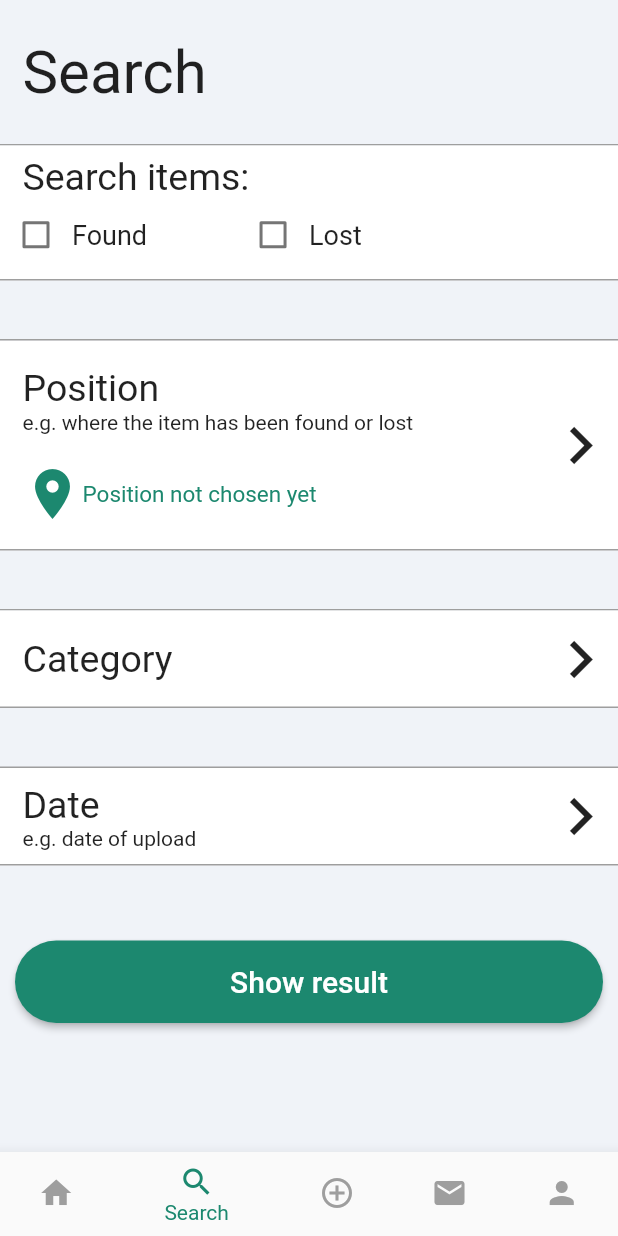
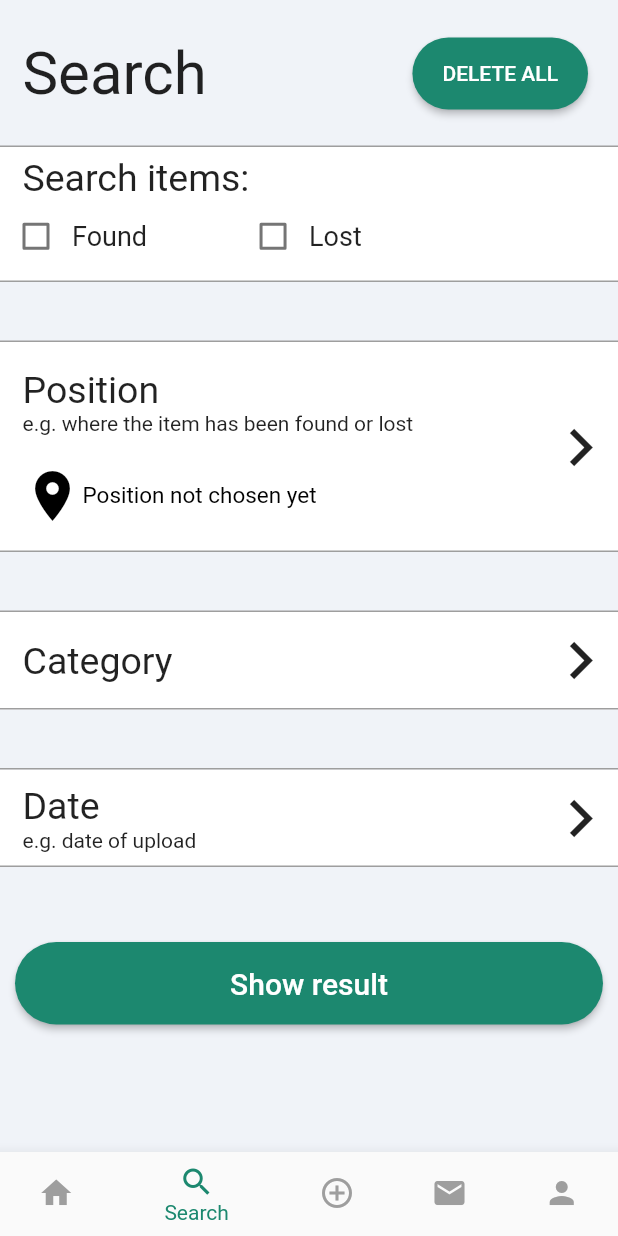
Before and after one commit to alecava41/LostAndFound-app, a Flutter app: the HomeScreen screen opened by its route, item 2 of the bottom bar chosen, after a tap on "Date", on a phone screen of 412 x 824 dp. Run offline on Flutter 3.47's test engine with Material 2 defaults, Android fonts, the phone set to English and light mode, and no system bars; our stand-ins replace bloc, connectivity, dartz, dio, equatable, flutter_bloc and 11 more; missing offline and left inert: dio_http_formatter, flutter_map_animations; accounts and stored records are empty; generated files the repository leaves out were written again; statements that could not run were skipped.

Commit message:
filter screen and code refactor

```diff
--- a/lib/config/route_generator.dart
+++ b/lib/config/route_generator.dart
@@ -1,14 +1,10 @@
 import 'package:flutter/material.dart';
-import 'package:lost_and_found/screens/found_user_item.dart';
 import 'package:lost_and_found/screens/home.dart';
 import 'package:lost_and_found/screens/inbox.dart';
 import 'package:lost_and_found/screens/insert_item.dart';
-
 import 'package:lost_and_found/features/authentication/presentation/pages/register.dart';
 import 'package:lost_and_found/screens/login.dart';
-import 'package:lost_and_found/screens/search_result.dart';
-import 'package:lost_and_found/screens/select_position.dart';
-import 'package:lost_and_found/screens/tutorial.dart';
+
 
 class RouteGenerator {
   static Route<dynamic> generateRoute(RouteSettings settings) {
@@ -17,7 +13,8 @@ class RouteGenerator {
 
     switch (settings.name) {
       case '/':
-        return MaterialPageRoute(builder: (_) => const InfoScreen()); // TODO: just for testing
+        return MaterialPageRoute(
+            builder: (_) => HomeScreen()); // TODO: just for testing
       case '/register':
         return MaterialPageRoute(builder: (_) => const RegisterScreen());
       case '/login':
--- a/lib/screens/pages/search_page.dart
+++ b/lib/screens/pages/search_page.dart
@@ -1,23 +1,26 @@
 import 'package:flutter/material.dart';
-import 'package:flutter_holo_date_picker/flutter_holo_date_picker.dart';
 import 'package:latlong2/latlong.dart';
 import 'package:lost_and_found/utils/colors.dart';
 import 'package:lost_and_found/widgets/check_boxes_form.dart';
+import 'package:lost_and_found/widgets/large_green_button.dart';
 import 'package:lost_and_found/widgets/select_category_form.dart';
 import 'package:lost_and_found/widgets/select_date_form.dart';
 import 'package:lost_and_found/widgets/select_position_button.dart';
+
+import '../../utils/utility.dart';
 
 class SearchScreenPage extends StatelessWidget {
   final bool foundChecked;
   final bool lostChecked;
   final String address;
   final String category;
-  final String date;
+  final DateTime? date;
   final ValueChanged<bool?>? onFoundCheckedChanged;
   final ValueChanged<bool?>? onLostCheckedChanged;
   final ValueChanged<DateTime?> onDataPicked;
   final ValueChanged<String> onSelectCategory;
   final ValueChanged<LatLng> onSelectPosition;
+  final VoidCallback onDeleteAllPressed;
 
   const SearchScreenPage({
     super.key,
@@ -30,43 +33,45 @@ class SearchScreenPage extends StatelessWidget {
     required this.onLostCheckedChanged,
     required this.onDataPicked,
     required this.onSelectPosition,
-    required this.onSelectCategory
+    required this.onSelectCategory,
+    required this.onDeleteAllPressed,
   });
 
   @override
   Widget build(BuildContext context) {
-    var showResultsButton = Row(
-      mainAxisSize: MainAxisSize.max,
-      children: [
-        Expanded(
-          child: Padding(
-            padding: const EdgeInsets.all(10.0),
-            child: ElevatedButton(
+    var showResultsButton = PersonalizedLargeGreenButton(
       onPressed: () => {print("Results")},
-              style: ElevatedButton.styleFrom(
-                backgroundColor: PersonalizedColor.mainColor,
-                shape: const StadiumBorder(),
-                padding: const EdgeInsets.symmetric(vertical: 16),
-              ),
-              child: const Text(
+      text: const Text(
         "Show result",
         style: TextStyle(fontSize: 20, color: Colors.white),
       ),
-            ),
-          ),
-        )
-      ],
     );
 
     return SingleChildScrollView(
       child: Column(
         crossAxisAlignment: CrossAxisAlignment.start,
         children: [
-          const Padding(
-            padding: EdgeInsets.fromLTRB(15, 25, 0, 25),
-            child: Text(
+          Padding(
+            padding: EdgeInsets.fromLTRB(15, 25, 20, 25),
+            child: Row(
+              mainAxisAlignment: MainAxisAlignment.spaceBetween,
+              children: [
+                const Text(
                   "Search",
                   style: TextStyle(fontSize: 40),
+                ),
+                ElevatedButton(
+                  onPressed: onDeleteAllPressed,
+                  style: ElevatedButton.styleFrom(
+                    backgroundColor: PersonalizedColor.mainColor,
+                    shape: const StadiumBorder(),
+                    padding: const EdgeInsets.symmetric(vertical: 16, horizontal: 20),
+                  ),
+                  child: const Text(
+                    "DELETE ALL",
+                  ),
+                ),
+              ],
             ),
           ),
           PersonalizedCheckBoxesForm(
@@ -79,27 +84,18 @@ class SearchScreenPage extends StatelessWidget {
           SelectPositionButton(
               address: address, onTap: (value) => onSelectPosition(value)),
           const SizedBox(height: 40),
-          CategorySelectionForm(onTap: (value) => {onSelectCategory(value)}, selectedCategory: category),
+          CategorySelectionForm(
+              onTap: (value) => {onSelectCategory(value)},
+              selectedCategory: category),
           const SizedBox(height: 40),
           DataSelectionForm(
             labelText: "Date",
             subLabelText: "e.g. date of upload",
-            selectedData: date,
-            onTap: () async {
-              var pickedDate = await DatePicker.showSimpleDatePicker(
-                context,
-                initialDate: DateTime.now(),
-                firstDate: DateTime(1984),
-                lastDate: DateTime.now(),
-                dateFormat: "MMMM-yyyy",
-                locale: DateTimePickerLocale.en_us,
-                looping: false,
-                reverse: true,
-              );
-              if (pickedDate != null) {
-                onDataPicked(pickedDate);
-              }
-            },
+            selectedData: date != null
+                ? "${Utility.getMonth(date!.month)} ${date!.year}"
+                : "",
+            onTap: (value) => onDataPicked(value),
+            startingDate: date,
           ),
           const SizedBox(height: 40),
           showResultsButton
--- /dev/null
+++ b/lib/widgets/large_green_button.dart
@@ -0,0 +1,36 @@
+import 'package:flutter/material.dart';
+
+import '../utils/colors.dart';
+
+class PersonalizedLargeGreenButton extends StatelessWidget {
+  final VoidCallback onPressed;
+  final Widget text;
+
+  const PersonalizedLargeGreenButton({super.key,
+    required this.onPressed,
+    required this.text,
+  });
+
+  @override
+  Widget build(BuildContext context) {
+    return Row(
+      mainAxisSize: MainAxisSize.max,
+      children: [
+        Expanded(
+          child: Padding(
+            padding: const EdgeInsets.all(10.0),
+            child: ElevatedButton(
+              onPressed: onPressed,
+              style: ElevatedButton.styleFrom(
+                backgroundColor: PersonalizedColor.mainColor,
+                shape: const StadiumBorder(),
+                padding: const EdgeInsets.symmetric(vertical: 16),
+              ),
+              child: text
+            ),
+          ),
+        )
+      ],
+    );
+  }
+}
--- a/lib/widgets/select_date_form.dart
+++ b/lib/widgets/select_date_form.dart
@@ -1,4 +1,6 @@
 import 'package:flutter/material.dart';
+import 'package:flutter_holo_date_picker/date_picker.dart';
+import 'package:flutter_holo_date_picker/i18n/date_picker_i18n.dart';
 
 import '../utils/colors.dart';
 
@@ -6,13 +8,16 @@ class DataSelectionForm extends StatelessWidget {
   final String labelText;
   final String subLabelText;
   final String selectedData;
-  final VoidCallback onTap;
+  final DateTime? startingDate;
+  final ValueChanged<DateTime> onTap;
 
-  const DataSelectionForm({super.key,
+  const DataSelectionForm({
+    super.key,
     required this.labelText,
     required this.subLabelText,
     required this.selectedData,
     required this.onTap,
+    this.startingDate,
   });
 
   @override
@@ -27,7 +32,7 @@ class DataSelectionForm extends StatelessWidget {
         Ink(
           color: Colors.white,
           child: InkWell(
-            onTap: onTap,
+            onTap: () => onButtonTap(context),
             borderRadius: BorderRadius.circular(0),
             child: Container(
               height: 65,
@@ -77,4 +82,20 @@ class DataSelectionForm extends StatelessWidget {
       ],
     );
   }
+
+  void onButtonTap(context) async {
+    var pickedDate = await DatePicker.showSimpleDatePicker(
+      context,
+      initialDate: startingDate ?? DateTime.now(),
+      firstDate: DateTime(1984),
+      lastDate: DateTime.now(),
+      dateFormat: "MMMM-yyyy",
+      locale: DateTimePickerLocale.en_us,
+      looping: false,
+      reverse: true,
+    );
+    if (pickedDate != null) {
+      onTap(pickedDate);
+    }
+  }
 }
--- a/lib/widgets/select_position_button.dart
+++ b/lib/widgets/select_position_button.dart
@@ -21,7 +21,7 @@ class SelectPositionButton extends StatefulWidget {
 class _SelectPositionButtonState extends State<SelectPositionButton> {
   LatLng? selectedPosition;
 
-    Future<void> navigateToSelectPosition(BuildContext context) async {
+  Future<void> navigateToSelectPosition(BuildContext context) async {
     final selectedPos = await Navigator.push<LatLng>(
       context,
       MaterialPageRoute(builder: (context) => const SelectPositionScreen()),
@@ -71,17 +71,21 @@ class _SelectPositionButtonState extends State<SelectPositionButton> {
                         ),
                         Row(
                           children: [
-                            const Icon(
+                            Icon(
                               Icons.location_on,
-                              color: PersonalizedColor.mainColor,
+                              color: widget.address == ""
+                                  ? Colors.black
+                                  : PersonalizedColor.mainColor,
                               size: 40,
                             ),
                             Text(
                               widget.address == ""
                                   ? "Position not chosen yet"
                                   : widget.address,
-                              style: const TextStyle(
-                                  color: PersonalizedColor.mainColor,
+                              style: TextStyle(
+                                  color: widget.address == ""
+                                      ? Colors.black
+                                      : PersonalizedColor.mainColor,
                                   fontSize: 15),
                             ),
                           ],
```
Also changed, not shown: lib/screens/home.dart (+27 -15 lines), lib/screens/search_filter.dart (added, +165 -0 lines). Lines whose indentation alone changed are shown as unchanged.
